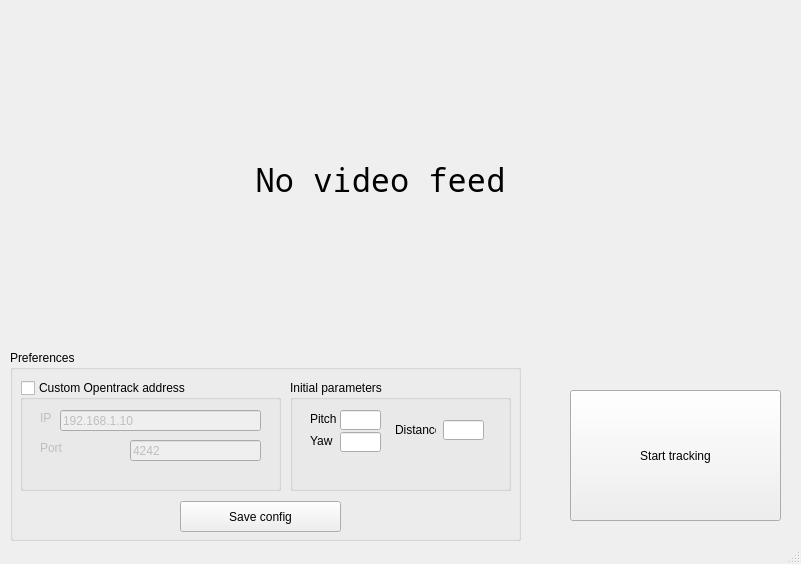
Old version of the form Client/src/view/MainWindow.ui in the repository AIRLegend/aitrack.
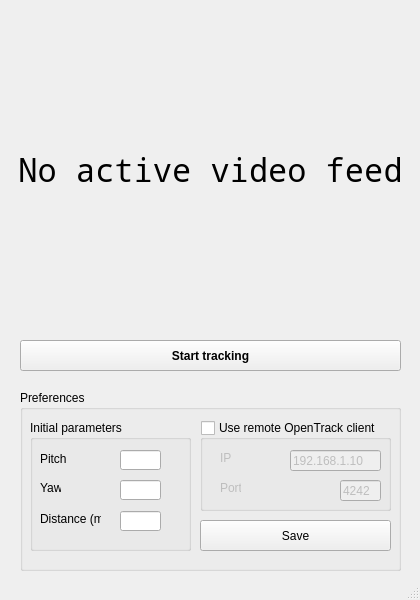
New version of the form. Icons and pictures are not drawn.

Commit message:
Condense UI layout
Arrange items into vertical panel layout
Add emphasis to start/stop tracking button
Add scale (meters) for Distance as per Docs

```diff
--- a/Client/src/view/MainWindow.ui
+++ b/Client/src/view/MainWindow.ui
@@ -6,8 +6,8 @@
    <rect>
     <x>0</x>
     <y>0</y>
-    <width>801</width>
-    <height>564</height>
+    <width>420</width>
+    <height>600</height>
    </rect>
   </property>
   <property name="sizePolicy">
@@ -18,14 +18,14 @@
   </property>
   <property name="minimumSize">
    <size>
-    <width>801</width>
-    <height>564</height>
+    <width>420</width>
+    <height>600</height>
    </size>
   </property>
   <property name="maximumSize">
    <size>
-    <width>801</width>
-    <height>564</height>
+    <width>420</width>
+    <height>600</height>
    </size>
   </property>
   <property name="windowTitle">
@@ -52,10 +52,10 @@
    <widget class="QPushButton" name="trackBtn">
     <property name="geometry">
      <rect>
-      <x>570</x>
-      <y>390</y>
-      <width>211</width>
-      <height>131</height>
+      <x>20</x>
+      <y>340</y>
+      <width>381</width>
+      <height>31</height>
      </rect>
     </property>
     <property name="sizePolicy">
@@ -64,6 +64,12 @@
       <verstretch>0</verstretch>
      </sizepolicy>
     </property>
+    <property name="font">
+     <font>
+      <weight>75</weight>
+      <bold>true</bold>
+     </font>
+    </property>
     <property name="text">
      <string>Start tracking</string>
     </property>
@@ -71,8 +77,8 @@
    <widget class="QLabel" name="cameraView">
     <property name="geometry">
      <rect>
-      <x>190</x>
-      <y>30</y>
+      <x>20</x>
+      <y>20</y>
       <width>381</width>
       <height>301</height>
      </rect>
@@ -86,8 +92,14 @@
     <property name="styleSheet">
      <string notr="true"/>
     </property>
+    <property name="frameShape">
+     <enum>QFrame::NoFrame</enum>
+    </property>
+    <property name="frameShadow">
+     <enum>QFrame::Plain</enum>
+    </property>
     <property name="text">
-     <string>No video feed</string>
+     <string>No active video feed</string>
     </property>
     <property name="alignment">
      <set>Qt::AlignCenter</set>
@@ -96,10 +108,10 @@
    <widget class="QGroupBox" name="prefsGroupbox">
     <property name="geometry">
      <rect>
-      <x>10</x>
-      <y>350</y>
-      <width>511</width>
-      <height>191</height>
+      <x>20</x>
+      <y>390</y>
+      <width>381</width>
+      <height>181</height>
      </rect>
     </property>
     <property name="title">
@@ -111,14 +123,14 @@
      </property>
      <property name="geometry">
       <rect>
-       <x>10</x>
+       <x>180</x>
        <y>30</y>
-       <width>261</width>
-       <height>111</height>
+       <width>191</width>
+       <height>91</height>
       </rect>
      </property>
      <property name="title">
-      <string>Custom Opentrack address</string>
+      <string>Use remote OpenTrack client</string>
      </property>
      <property name="checkable">
       <bool>true</bool>
@@ -129,9 +141,9 @@
      <widget class="QLineEdit" name="ipField">
       <property name="geometry">
        <rect>
-        <x>40</x>
+        <x>90</x>
         <y>30</y>
-        <width>201</width>
+        <width>91</width>
         <height>21</height>
        </rect>
       </property>
@@ -144,6 +156,9 @@
       <property name="whatsThis">
        <string>asadf</string>
       </property>
+      <property name="layoutDirection">
+       <enum>Qt::LeftToRight</enum>
+      </property>
       <property name="text">
        <string>192.168.1.10</string>
       </property>
@@ -166,7 +181,7 @@
        <rect>
         <x>20</x>
         <y>60</y>
-        <width>81</width>
+        <width>21</width>
         <height>16</height>
        </rect>
       </property>
@@ -177,12 +192,15 @@
      <widget class="QLineEdit" name="portField">
       <property name="geometry">
        <rect>
-        <x>110</x>
+        <x>140</x>
         <y>60</y>
-        <width>131</width>
+        <width>41</width>
         <height>21</height>
        </rect>
       </property>
+      <property name="layoutDirection">
+       <enum>Qt::LeftToRight</enum>
+      </property>
       <property name="text">
        <string>4242</string>
       </property>
@@ -191,10 +209,10 @@
     <widget class="QGroupBox" name="paramsGroupBox">
      <property name="geometry">
       <rect>
-       <x>280</x>
+       <x>10</x>
        <y>30</y>
-       <width>221</width>
-       <height>111</height>
+       <width>161</width>
+       <height>131</height>
       </rect>
      </property>
      <property name="title">
@@ -203,7 +221,7 @@
      <widget class="QLineEdit" name="pitchField">
       <property name="geometry">
        <rect>
-        <x>50</x>
+        <x>90</x>
         <y>30</y>
         <width>41</width>
         <height>20</height>
@@ -216,7 +234,7 @@
      <widget class="QLabel" name="label_3">
       <property name="geometry">
        <rect>
-        <x>20</x>
+        <x>10</x>
         <y>31</y>
         <width>31</width>
         <height>16</height>
@@ -229,9 +247,9 @@
      <widget class="QLabel" name="label_4">
       <property name="geometry">
        <rect>
-        <x>20</x>
-        <y>53</y>
-        <width>31</width>
+        <x>10</x>
+        <y>60</y>
+        <width>21</width>
         <height>16</height>
        </rect>
       </property>
@@ -242,8 +260,8 @@
      <widget class="QLineEdit" name="yawField">
       <property name="geometry">
        <rect>
-        <x>50</x>
-        <y>52</y>
+        <x>90</x>
+        <y>60</y>
         <width>41</width>
         <height>20</height>
        </rect>
@@ -255,21 +273,21 @@
      <widget class="QLabel" name="label_8">
       <property name="geometry">
        <rect>
-        <x>105</x>
-        <y>40</y>
-        <width>41</width>
-        <height>20</height>
+        <x>10</x>
+        <y>90</y>
+        <width>61</width>
+        <height>18</height>
        </rect>
       </property>
       <property name="text">
-       <string>Distance</string>
+       <string>Distance (m)</string>
       </property>
      </widget>
      <widget class="QLineEdit" name="distanceField">
       <property name="geometry">
        <rect>
-        <x>153</x>
-        <y>40</y>
+        <x>90</x>
+        <y>91</y>
         <width>41</width>
         <height>20</height>
        </rect>
@@ -282,9 +300,9 @@
     <widget class="QPushButton" name="saveBtn">
      <property name="geometry">
       <rect>
-       <x>170</x>
-       <y>151</y>
-       <width>161</width>
+       <x>180</x>
+       <y>130</y>
+       <width>191</width>
        <height>31</height>
       </rect>
      </property>
@@ -295,7 +313,7 @@
       </sizepolicy>
      </property>
      <property name="text">
-      <string>Save config</string>
+      <string>Save</string>
      </property>
     </widget>
    </widget>
```
